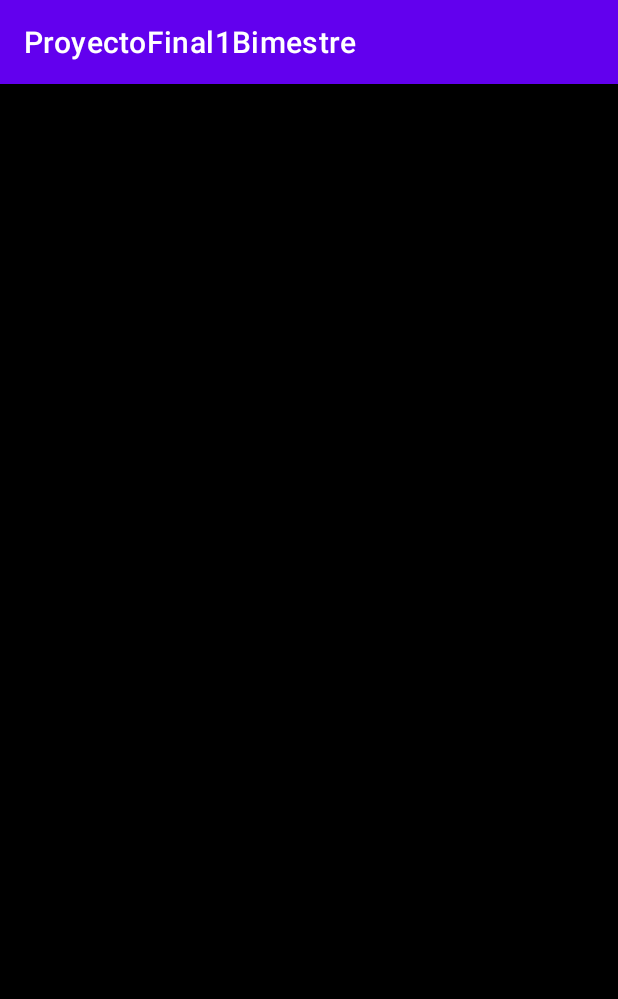
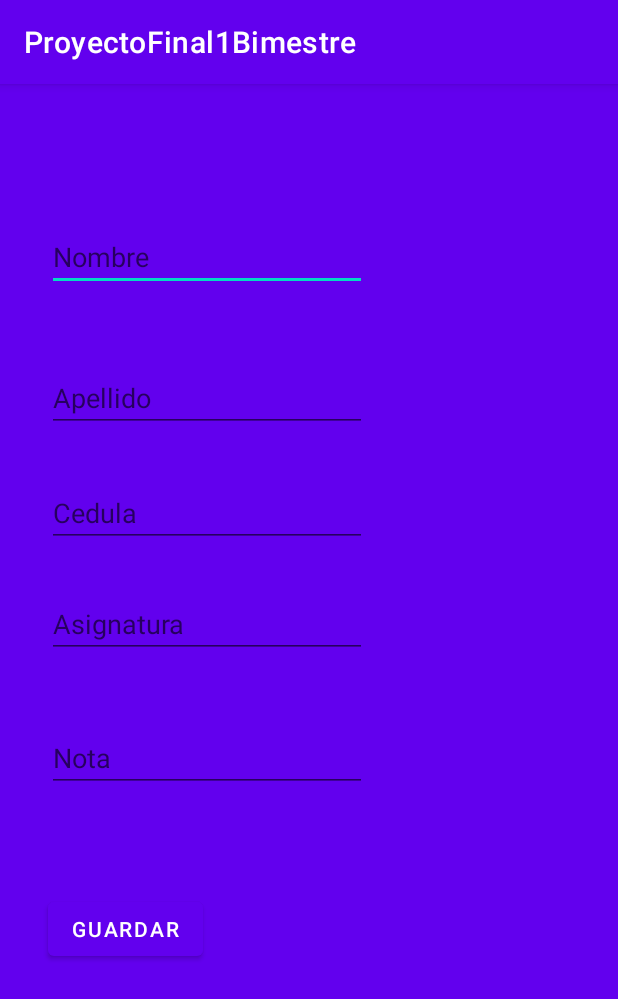
Before and after one commit to LeninYair/AplicacionesMoviles1Bimestre, an Android app: the BaseDeDatos screen opened directly, with no data from a screen before it, on a phone screen of 412 x 824 dp. Shown: the top 999 px of the screen. Run offline under Robolectric (Android 15) with nearby library versions, the light colour scheme and no system bars; our stand-ins replace Volley.

Commit message:
version saul

```diff
--- a/app/build.gradle
+++ b/app/build.gradle
@@ -32,7 +32,10 @@ dependencies {
     implementation 'androidx.appcompat:appcompat:1.4.2'
     implementation 'com.google.android.material:material:1.6.1'
     implementation 'androidx.constraintlayout:constraintlayout:2.1.4'
+    implementation 'com.android.volley:volley:1.2.1'
     testImplementation 'junit:junit:4.13.2'
     androidTestImplementation 'androidx.test.ext:junit:1.1.3'
     androidTestImplementation 'androidx.test.espresso:espresso-core:3.4.0'
+    implementation 'com.android.volley:volley:1.2.1'
+
 }
--- a/app/src/main/java/xyz/yoandroide/proyectofinal1bimestre/BaseDeDatos.java
+++ b/app/src/main/java/xyz/yoandroide/proyectofinal1bimestre/BaseDeDatos.java
@@ -2,13 +2,118 @@ package xyz.yoandroide.proyectofinal1bimestre;
 
 import androidx.appcompat.app.AppCompatActivity;
 
+import android.content.Intent;
 import android.os.Bundle;
+import android.view.View;
+import android.widget.Button;
+import android.widget.EditText;
+import android.widget.Toast;
+
+import com.android.volley.Request;
+import com.android.volley.RequestQueue;
+import com.android.volley.Response;
+import com.android.volley.VolleyError;
+import com.android.volley.toolbox.StringRequest;
+import com.android.volley.toolbox.Volley;
 
 public class BaseDeDatos extends AppCompatActivity {
+
+    EditText txtnom, txtapellido, txtcedula, txtasignatura, txtnota;
+    Button btn1;
+
+
 
     @Override
     protected void onCreate(Bundle savedInstanceState) {
         super.onCreate(savedInstanceState);
         setContentView(R.layout.activity_base_de_datos);
+        relacionamosVistas();
+        btn1.setOnClickListener(new View.OnClickListener() {
+            @Override
+            public void onClick(View v) {
+
+        final String nombre=txtnom.getText().toString();
+        final String apellido=txtapellido.getText().toString();
+        final String cedula=txtcedula.getText().toString();
+        final String asignatura=txtasignatura.getText().toString();
+        final String nota=txtnota.getText().toString();
+
+
+        String url="http://192.168.1.17/proyecto/ingresodatos.php?nombre="+nombre+"&apellido="+apellido+"&cedula="+cedula+"&asignatura="+asignatura+"&nota="+nota;
+        RequestQueue servicio= Volley.newRequestQueue(BaseDeDatos.this);
+        StringRequest respuesta=new StringRequest(
+                Request.Method.GET, url, new Response.Listener<String>() {
+            @Override
+            public void onResponse(String response) {
+                Toast.makeText(getApplicationContext(),
+                        response,Toast.LENGTH_LONG).show();
+
+            }
+        }, new Response.ErrorListener() {
+            @Override
+            public void onErrorResponse(VolleyError error) {
+                Toast.makeText(getApplicationContext(),
+                        "Error comunicación",Toast.LENGTH_SHORT).show();
+            }
+        });
+        servicio.add(respuesta);
+
+
+
+            }
+        });
+
+        txtnom.setText("");
+        txtapellido.setText("");
+        txtcedula.setText("");
+        txtasignatura.setText("");
+        txtnota.setText("");
+
+        }
+    public void relacionamosVistas(){
+        txtnom=(EditText) findViewById(R.id.txtnom);
+        txtapellido=(EditText) findViewById(R.id.txtapellido);
+        txtcedula=(EditText) findViewById(R.id.txtcedula);
+        txtasignatura=(EditText) findViewById(R.id.txtasignatura);
+        txtnota=(EditText) findViewById(R.id.txtnota);
+
+        btn1=(Button) findViewById(R.id.btning);
+
     }
+
+    public void validar(View v){
+
+        final String nombre=txtnom.getText().toString();
+        final String apellido=txtapellido.getText().toString();
+        final String cedula=txtcedula.getText().toString();
+        final String asignatura=txtasignatura.getText().toString();
+        final String nota=txtnota.getText().toString();
+
+
+        String url="http://192.168.100.19/proyecto/ingresodatos.php?nombre="+nombre+"&apellido="+apellido+"&cedula="+cedula+"&asignatura="+asignatura+"&nota="+nota;
+        RequestQueue servicio= Volley.newRequestQueue(this);
+        StringRequest respuesta=new StringRequest(
+                Request.Method.GET, url, new Response.Listener<String>() {
+            @Override
+            public void onResponse(String response) {
+                Toast.makeText(getApplicationContext(),
+                        response,Toast.LENGTH_LONG).show();
+
+
+            }
+        }, new Response.ErrorListener() {
+            @Override
+            public void onErrorResponse(VolleyError error) {
+                Toast.makeText(getApplicationContext(),
+                        "Error comunicación",Toast.LENGTH_SHORT).show();
+            }
+        });
+        servicio.add(respuesta);
+
+    }
+    public void regresar(View view) {
+        Intent i = new Intent(this, BaseDeDatos.class);
+        startActivity(i);
+    }
+
 }
--- a/app/src/main/res/layout/activity_base_de_datos.xml
+++ b/app/src/main/res/layout/activity_base_de_datos.xml
@@ -4,7 +4,88 @@
     xmlns:tools="http://schemas.android.com/tools"
     android:layout_width="match_parent"
     android:layout_height="match_parent"
-    android:background="@color/design_default_color_on_secondary"
+    android:background="@color/design_default_color_primary"
     tools:context=".BaseDeDatos">
 
+    <EditText
+        android:id="@+id/txtnom"
+        android:layout_width="wrap_content"
+        android:layout_height="wrap_content"
+        android:ems="10"
+        android:hint="Nombre"
+        android:inputType="textPersonName"
+        app:layout_constraintBottom_toBottomOf="parent"
+        app:layout_constraintEnd_toEndOf="parent"
+        app:layout_constraintHorizontal_bias="0.159"
+        app:layout_constraintStart_toStartOf="parent"
+        app:layout_constraintTop_toTopOf="parent"
+        app:layout_constraintVertical_bias="0.128" />
+
+    <EditText
+        android:id="@+id/txtcedula"
+        android:layout_width="wrap_content"
+        android:layout_height="wrap_content"
+        android:ems="10"
+        android:hint="Cedula"
+        android:inputType="textPersonName"
+        app:layout_constraintBottom_toBottomOf="parent"
+        app:layout_constraintEnd_toEndOf="parent"
+        app:layout_constraintHorizontal_bias="0.159"
+        app:layout_constraintStart_toStartOf="parent"
+        app:layout_constraintTop_toTopOf="parent"
+        app:layout_constraintVertical_bias="0.364" />
+
+    <EditText
+        android:id="@+id/txtapellido"
+        android:layout_width="wrap_content"
+        android:layout_height="wrap_content"
+        android:ems="10"
+        android:hint="Apellido"
+        android:inputType="textPersonName"
+        app:layout_constraintBottom_toBottomOf="parent"
+        app:layout_constraintEnd_toEndOf="parent"
+        app:layout_constraintHorizontal_bias="0.159"
+        app:layout_constraintStart_toStartOf="parent"
+        app:layout_constraintTop_toTopOf="parent"
+        app:layout_constraintVertical_bias="0.258" />
+
+    <EditText
+        android:id="@+id/txtasignatura"
+        android:layout_width="wrap_content"
+        android:layout_height="wrap_content"
+        android:ems="10"
+        android:hint="Asignatura"
+        android:inputType="textPersonName"
+        app:layout_constraintBottom_toBottomOf="parent"
+        app:layout_constraintEnd_toEndOf="parent"
+        app:layout_constraintHorizontal_bias="0.159"
+        app:layout_constraintStart_toStartOf="parent"
+        app:layout_constraintTop_toTopOf="parent"
+        app:layout_constraintVertical_bias="0.467" />
+
+    <EditText
+        android:id="@+id/txtnota"
+        android:layout_width="wrap_content"
+        android:layout_height="wrap_content"
+        android:ems="10"
+        android:hint="Nota"
+        android:inputType="textPersonName"
+        app:layout_constraintBottom_toBottomOf="parent"
+        app:layout_constraintEnd_toEndOf="parent"
+        app:layout_constraintHorizontal_bias="0.159"
+        app:layout_constraintStart_toStartOf="parent"
+        app:layout_constraintTop_toTopOf="parent"
+        app:layout_constraintVertical_bias="0.59" />
+
+    <Button
+        android:id="@+id/btning"
+        android:layout_width="wrap_content"
+        android:layout_height="wrap_content"
+        android:text="Guardar"
+        app:layout_constraintBottom_toBottomOf="parent"
+        app:layout_constraintEnd_toEndOf="parent"
+        app:layout_constraintHorizontal_bias="0.104"
+        app:layout_constraintStart_toStartOf="parent"
+        app:layout_constraintTop_toTopOf="parent"
+        app:layout_constraintVertical_bias="0.749" />
 </androidx.constraintlayout.widget.ConstraintLayout>
```
Also changed, not shown: app/src/main/java/xyz/yoandroide/proyectofinal1bimestre/MainActivity.java (+31 -31 lines), app/src/main/res/layout/activity_main.xml (+21 -35 lines).
